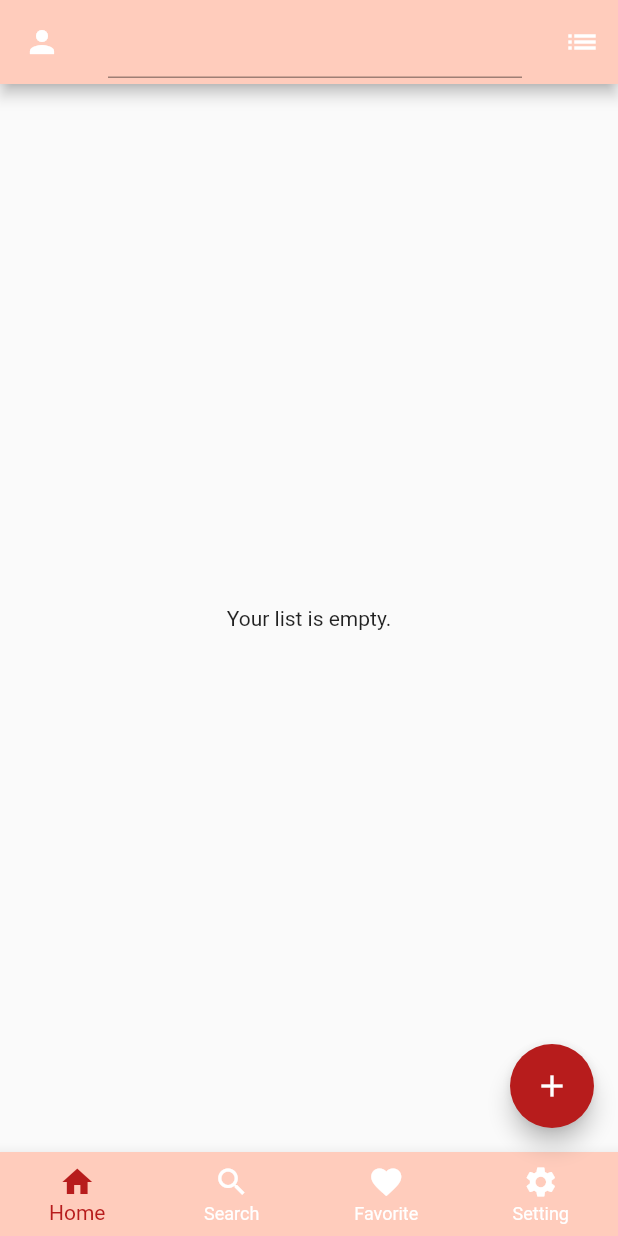
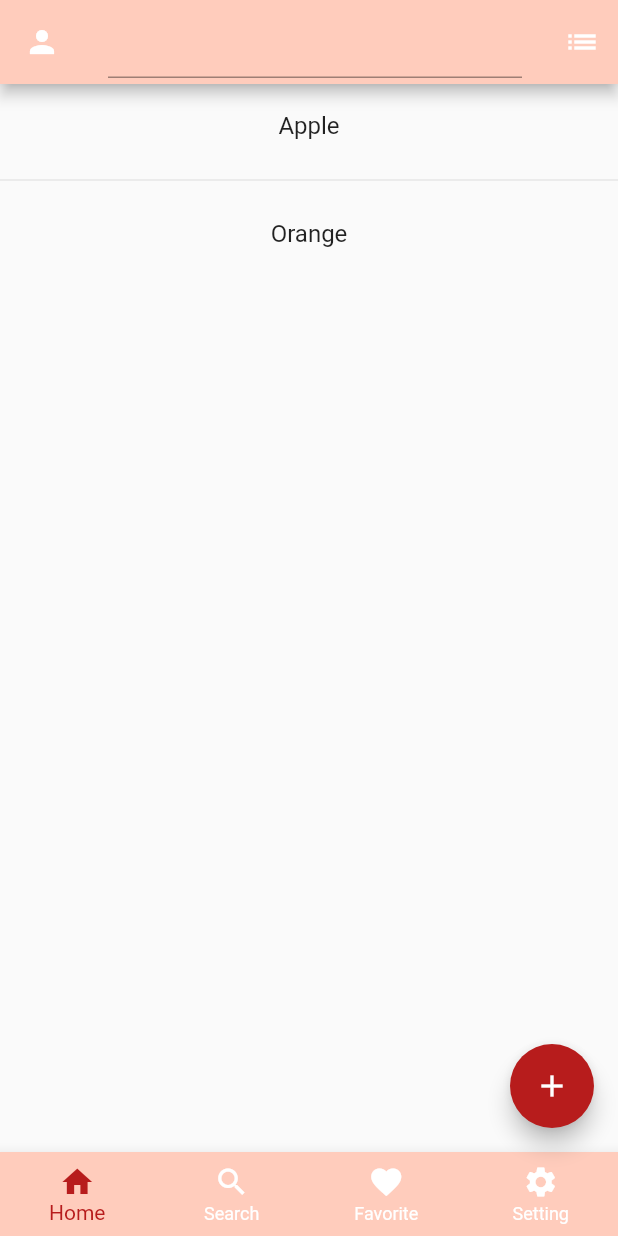
Before and after one commit to mazinalismaili/practiceapp, a Flutter app: the screen it shows after launch, on a phone screen of 412 x 824 dp. Run offline on Flutter 3.47's test engine with Material 2 defaults, Android fonts, the phone set to English and light mode, and no system bars.

Commit message:
adding divider()

```diff
--- a/lib/main.dart
+++ b/lib/main.dart
@@ -13,26 +13,27 @@ class homePage extends StatefulWidget {
 
 class _homePageState extends State<homePage> {
 
-  final List<String> entries = [];
+  final List<String> entries = ['Apple','Orange'];
   final textController = TextEditingController();
 
 
   @override
   Widget build(BuildContext context) {
     entries.sort();
+
     return MaterialApp(
 
     debugShowCheckedModeBanner: false,
 
     theme: ThemeData(brightness: Brightness.light),
-    darkTheme: ThemeData(brightness: Brightness.dark),
-    themeMode: ThemeMode.system,
+    //darkTheme: ThemeData(brightness: Brightness.dark),
+    //themeMode: ThemeMode.system,
 
     home: Scaffold(
       appBar: AppBar(
         title: TextField( controller: textController,),
 
-        leading: Icon(Icons.person),
+        leading: const Icon(Icons.person),
         leadingWidth: 56,
         actions: <Widget>[
           IconButton(
@@ -45,13 +46,24 @@ class _homePageState extends State<homePage> {
         ],
         backgroundColor: Colors.deepOrange[100],
           ),
-      body: entries.length > 0 ? ListView.builder(
+      body: entries.length > 0 ? ListView.separated(
         itemCount: entries.length,
         itemBuilder: (context, index) {
           return ListTile(
-            title: Text('${entries[index]}'),
+            title: Center(child: Text('${entries[index]}')),
+            //tileColor: Color.fromARGB(255, 247, 242, 241),
+
+            onLongPress: (() {
+              setState(() {
+                 entries.removeAt(index);
+              });
+            }),
+
           );
-        })
+        },
+        separatorBuilder: (context, index) {
+    return Divider();
+  },)
       : Center(
         child: Text("Your list is empty."),
         ),
```
